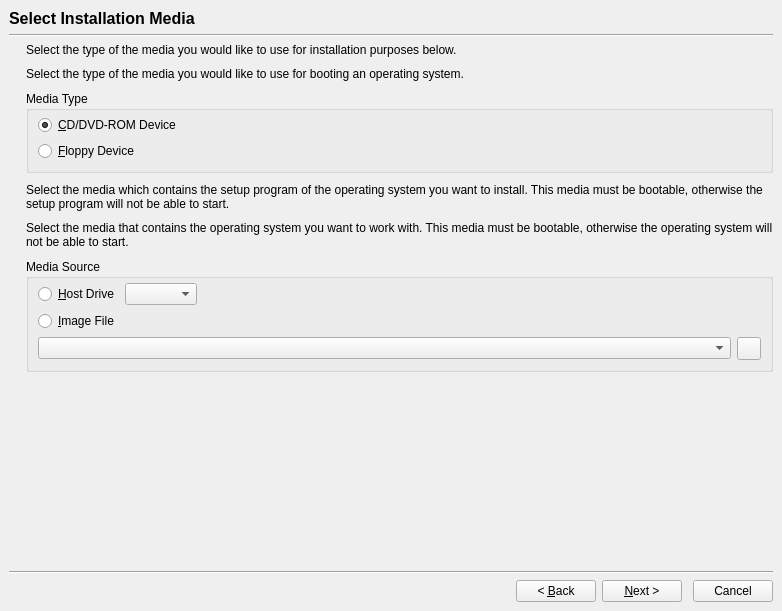
The window that src/VBox/Frontends/VirtualBox/ui/VBoxVMFirstRunWzd.ui (pop-os/virtualbox) describes before a commit, drawn with Qt 5.
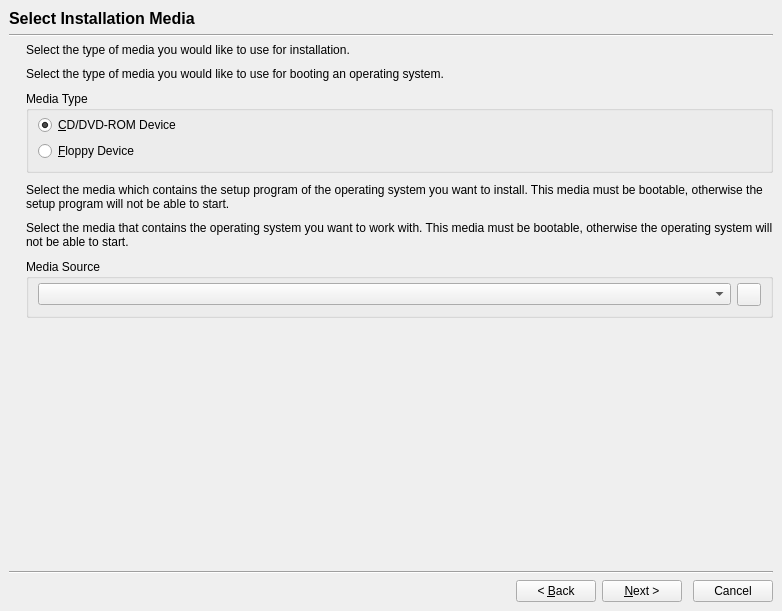
The same window after the commit. The open tabs and pages were chosen to show the change. Icons and pictures are not drawn. Custom widgets are drawn as their Qt base class.

Diff of the .ui file:
```diff
--- a/src/VBox/Frontends/VirtualBox/ui/VBoxVMFirstRunWzd.ui
+++ b/src/VBox/Frontends/VirtualBox/ui/VBoxVMFirstRunWzd.ui
@@ -304,7 +304,7 @@
               </size>
              </property>
              <property name="text" >
-              <string>&lt;p>Select the type of the media you would like to use for installation purposes below.&lt;/p></string>
+              <string>&lt;p>Select the type of media you would like to use for installation.&lt;/p></string>
              </property>
              <property name="alignment" >
               <set>Qt::AlignLeading|Qt::AlignLeft|Qt::AlignTop</set>
@@ -329,7 +329,7 @@
               </size>
              </property>
              <property name="text" >
-              <string>&lt;p>Select the type of the media you would like to use for booting an operating system.&lt;/p></string>
+              <string>&lt;p>Select the type of media you would like to use for booting an operating system.&lt;/p></string>
              </property>
              <property name="wordWrap" >
               <bool>true</bool>
@@ -438,62 +438,20 @@
              <property name="title" >
               <string>Media Source</string>
              </property>
-             <layout class="QVBoxLayout" >
+             <layout class="QHBoxLayout" >
               <property name="topMargin" >
                <number>4</number>
               </property>
               <item>
-               <layout class="QHBoxLayout" >
-                <item>
-                 <widget class="QRadioButton" name="mRbHost" >
-                  <property name="text" >
-                   <string>&amp;Host Drive</string>
-                  </property>
-                 </widget>
-                </item>
-                <item>
-                 <widget class="QComboBox" name="mCbHost" >
-                  <property name="sizeAdjustPolicy" >
-                   <enum>QComboBox::AdjustToContentsOnFirstShow</enum>
-                  </property>
-                 </widget>
-                </item>
-                <item>
-                 <spacer>
-                  <property name="orientation" >
-                   <enum>Qt::Horizontal</enum>
-                  </property>
-                  <property name="sizeHint" >
-                   <size>
-                    <width>40</width>
-                    <height>5</height>
-                   </size>
-                  </property>
-                 </spacer>
-                </item>
-               </layout>
+               <widget class="VBoxMediaComboBox" name="mCbMedia" />
               </item>
               <item>
-               <widget class="QRadioButton" name="mRbImage" >
-                <property name="text" >
-                 <string>&amp;Image File</string>
+               <widget class="QToolButton" name="mTbVmm" >
+                <property name="icon" >
+                 <iconset resource="../VirtualBox1.qrc" >:/select_file_16px.png</iconset>
                 </property>
                </widget>
               </item>
-              <item>
-               <layout class="QHBoxLayout" >
-                <item>
-                 <widget class="VBoxMediaComboBox" name="mCbImage" />
-                </item>
-                <item>
-                 <widget class="QToolButton" name="mTbVmm" >
-                  <property name="icon" >
-                   <iconset resource="../VirtualBox.qrc" >:/select_file_16px.png</iconset>
-                  </property>
-                 </widget>
-                </item>
-               </layout>
-              </item>
              </layout>
             </widget>
            </item>
```
Left out of the diff: 21 changed lines with no effect on the pictures.
